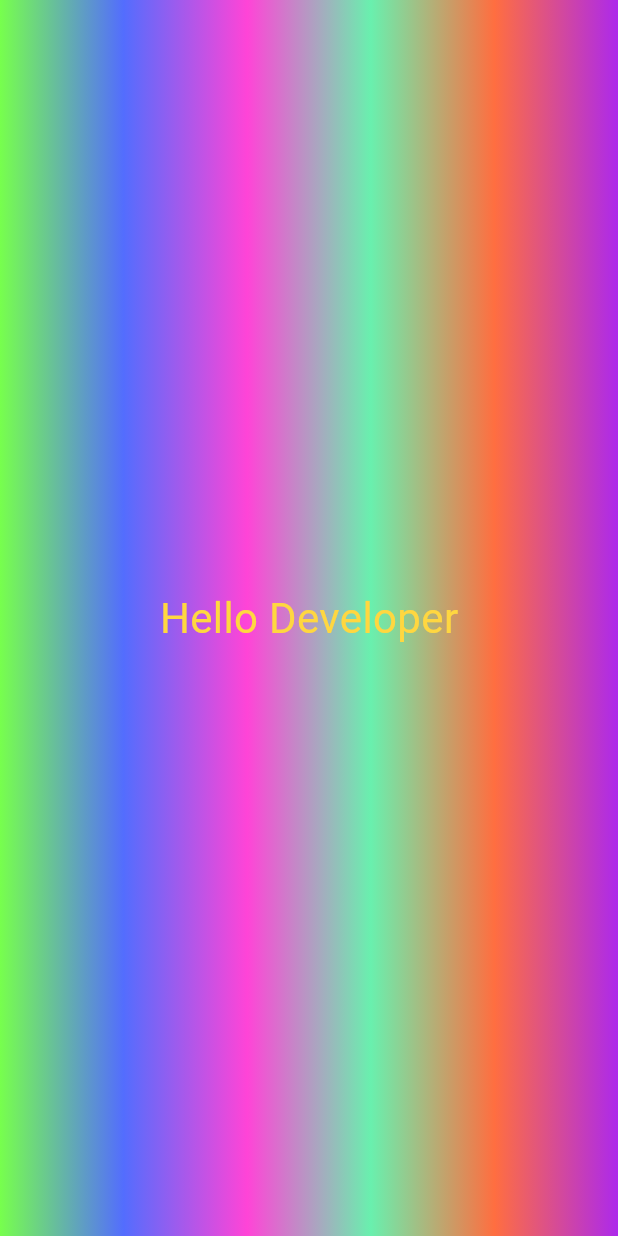
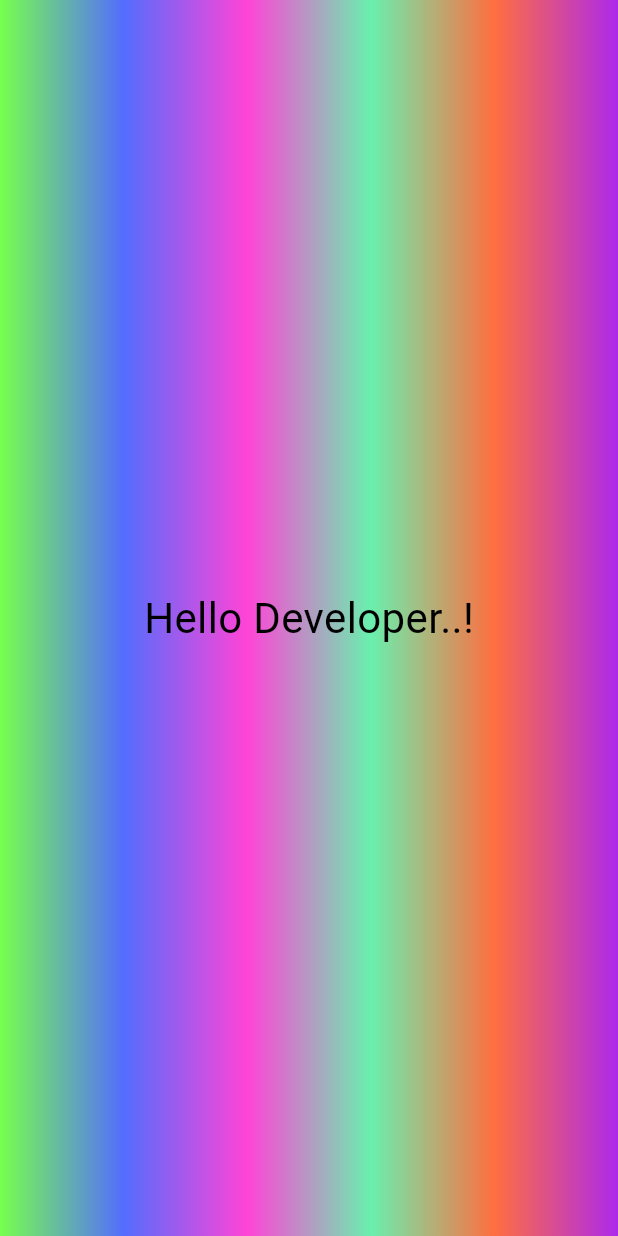
Before and after one commit to shshaheen/Randomizer, a Flutter app: the screen it shows after launch, on a phone screen of 412 x 824 dp. Run offline on Flutter 3.47's test engine with Material 3 defaults, Android fonts, the phone set to English and light mode, and no system bars.

Commit message:
Splitted Code Across Files

```diff
--- a/lib/gradient_container.dart
+++ b/lib/gradient_container.dart
@@ -1,30 +1,21 @@
 import 'package:flutter/material.dart';
+import 'package:randomizer/style_text.dart';
 
 class GradientContainer extends StatelessWidget {
-  const GradientContainer({super.key});
+  final List<Color> colors;
+  const GradientContainer({super.key,
+  required this.colors});
   @override
   Widget build(BuildContext context) {
     return Container(
       decoration: BoxDecoration(
         gradient: LinearGradient(
-          colors: [
-            const Color.fromARGB(255, 119, 255, 77),
-            Colors.indigoAccent,
-            const Color.fromARGB(255, 255, 68, 215),
-            Colors.greenAccent,
-            Colors.deepOrangeAccent,
-            const Color.fromARGB(255, 173, 41, 235),
-          ],
+          colors:colors,
         ),
       ),
       child: Center(
-        child: Text(
-          "Hello Developer",
-          style: TextStyle(
-            color: Colors.amberAccent,
-            fontSize: 28.0,
-          ),
-        ),
+
+        child: StyleText(text: "Hello Developer..!"),
       ),
     );
   }
--- a/lib/main.dart
+++ b/lib/main.dart
@@ -4,6 +4,15 @@ void main() {
   runApp(MaterialApp(
       home: Scaffold(
     backgroundColor: Color.fromARGB(255, 63, 5, 120),
-    body: GradientContainer(),
+    body:
+
+    GradientContainer(colors:  [
+            const Color.fromARGB(255, 119, 255, 77),
+            Colors.indigoAccent,
+            const Color.fromARGB(255, 255, 68, 215),
+            Colors.greenAccent,
+            Colors.deepOrangeAccent,
+            const Color.fromARGB(255, 173, 41, 235),
+          ],),
   )));
 }
--- /dev/null
+++ b/lib/style_text.dart
@@ -0,0 +1,19 @@
+import 'package:flutter/material.dart';
+
+class StyleText extends StatelessWidget {
+  final String text;
+  const StyleText( {
+    super.key,
+    required this.text,
+  });
+  @override
+  Widget build(BuildContext context) {
+    return Text(
+      text,
+      style: TextStyle(
+        color: const Color.fromARGB(255, 0, 0, 0),
+        fontSize: 28.0,
+      ),
+    );
+  }
+}
```
